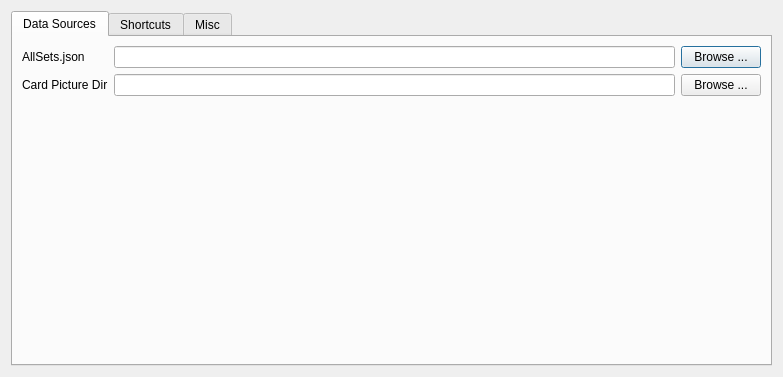
Qt form mtgcards/optionsdialog.ui (stijnvermeir/mtgcards) before a commit.
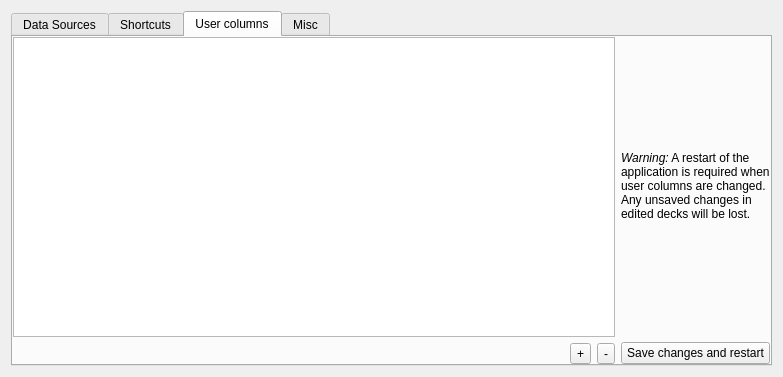
The same form after that commit. The open tabs and pages were chosen to show the change. Icons and pictures are not drawn.

Commit message: User columns editor in options

```diff
--- a/mtgcards/optionsdialog.ui
+++ b/mtgcards/optionsdialog.ui
@@ -133,6 +133,108 @@
        </item>
       </layout>
      </widget>
+     <widget class="QWidget" name="userColumnsTab">
+      <attribute name="title">
+       <string>User columns</string>
+      </attribute>
+      <layout class="QHBoxLayout" name="horizontalLayout_7">
+       <property name="leftMargin">
+        <number>0</number>
+       </property>
+       <property name="topMargin">
+        <number>0</number>
+       </property>
+       <property name="rightMargin">
+        <number>0</number>
+       </property>
+       <property name="bottomMargin">
+        <number>0</number>
+       </property>
+       <item>
+        <layout class="QVBoxLayout" name="verticalLayout_2">
+         <property name="leftMargin">
+          <number>0</number>
+         </property>
+         <property name="bottomMargin">
+          <number>0</number>
+         </property>
+         <item>
+          <widget class="QTableView" name="userColumnsTbl">
+           <property name="editTriggers">
+            <set>QAbstractItemView::DoubleClicked|QAbstractItemView::EditKeyPressed|QAbstractItemView::SelectedClicked</set>
+           </property>
+          </widget>
+         </item>
+         <item>
+          <layout class="QHBoxLayout" name="horizontalLayout_6">
+           <property name="topMargin">
+            <number>0</number>
+           </property>
+           <item>
+            <spacer name="horizontalSpacer">
+             <property name="orientation">
+              <enum>Qt::Horizontal</enum>
+             </property>
+             <property name="sizeHint" stdset="0">
+              <size>
+               <width>40</width>
+               <height>20</height>
+              </size>
+             </property>
+            </spacer>
+           </item>
+           <item>
+            <widget class="QToolButton" name="addUserColumnBtn">
+             <property name="text">
+              <string>+</string>
+             </property>
+             <property name="icon">
+              <iconset resource="mtgcards.qrc">
+               <normaloff>:/resources/icons/add186.svg</normaloff>:/resources/icons/add186.svg</iconset>
+             </property>
+            </widget>
+           </item>
+           <item>
+            <widget class="QToolButton" name="delUserColumnBtn">
+             <property name="text">
+              <string>-</string>
+             </property>
+             <property name="icon">
+              <iconset resource="mtgcards.qrc">
+               <normaloff>:/resources/icons/horizontal39.svg</normaloff>:/resources/icons/horizontal39.svg</iconset>
+             </property>
+            </widget>
+           </item>
+          </layout>
+         </item>
+        </layout>
+       </item>
+       <item>
+        <layout class="QVBoxLayout" name="verticalLayout">
+         <property name="leftMargin">
+          <number>0</number>
+         </property>
+         <item>
+          <widget class="QLabel" name="label_4">
+           <property name="text">
+            <string>&lt;i&gt;Warning:&lt;/i&gt; A restart of the application is required when user columns are changed. Any unsaved changes in edited decks will be lost.</string>
+           </property>
+           <property name="wordWrap">
+            <bool>true</bool>
+           </property>
+          </widget>
+         </item>
+         <item>
+          <widget class="QPushButton" name="saveUserColumnsBtn">
+           <property name="text">
+            <string>Save changes and restart</string>
+           </property>
+          </widget>
+         </item>
+        </layout>
+       </item>
+      </layout>
+     </widget>
      <widget class="QWidget" name="miscTab">
       <attribute name="title">
        <string>Misc</string>
```
Left out of the diff: 4 changed lines with no effect on the pictures. The commit also changes 3 other files.
